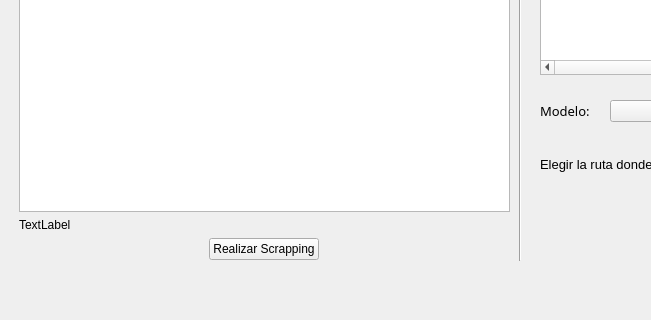
Qt form Resources/UI/VentanaClasificadorWeb.ui (40CompilerErrors/Proyecto2) before a commit; both pictures show x 0 to 651 and y 280 to 600 of the 1160 by 600 pixel window.
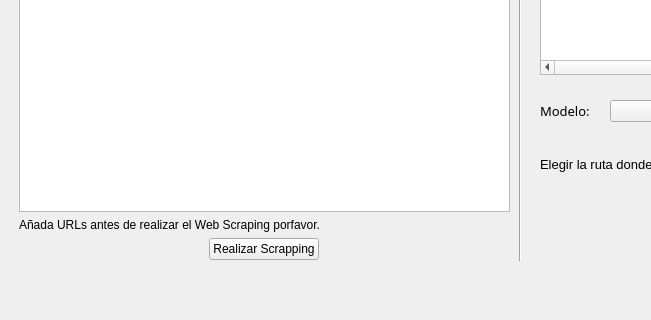
The same form after that commit. Icons and pictures are not drawn.

Patch:
```diff
--- a/Resources/UI/VentanaClasificadorWeb.ui
+++ b/Resources/UI/VentanaClasificadorWeb.ui
@@ -92,7 +92,7 @@
      <item>
       <widget class="QLabel" name="label_3">
        <property name="text">
-        <string>TextLabel</string>
+        <string>Añada URLs antes de realizar el Web Scraping porfavor.</string>
        </property>
       </widget>
      </item>
```
